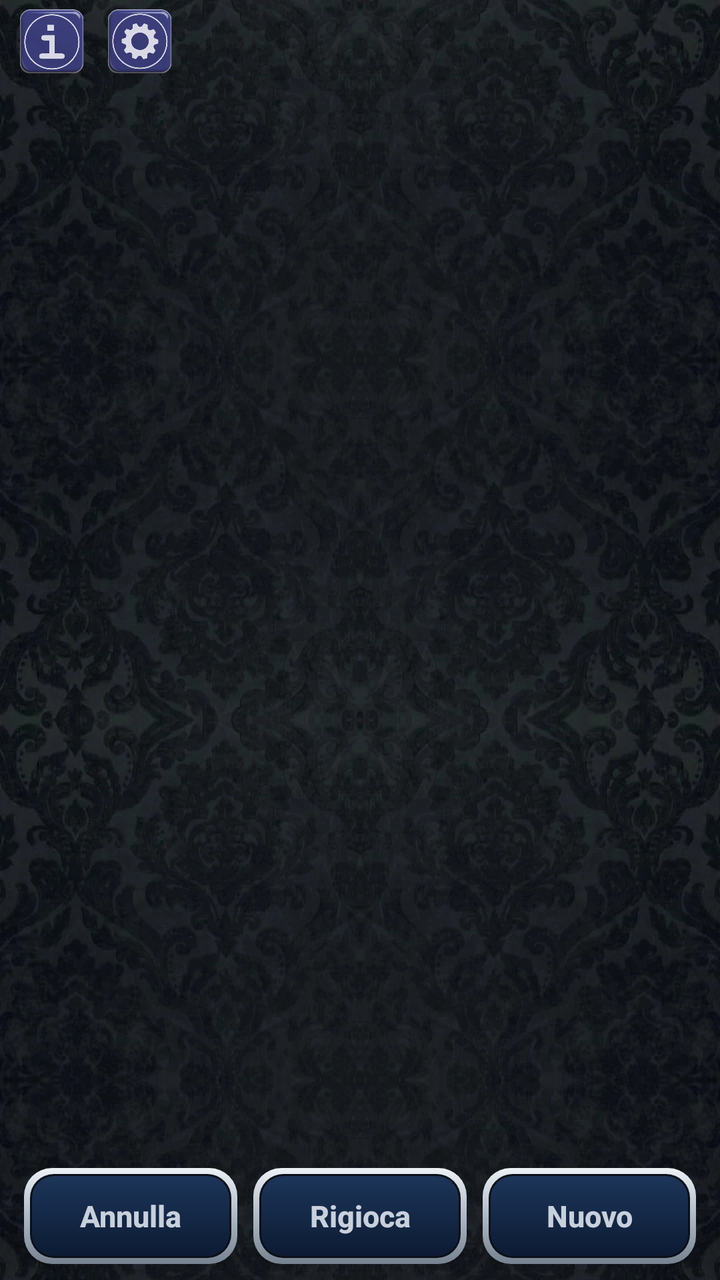
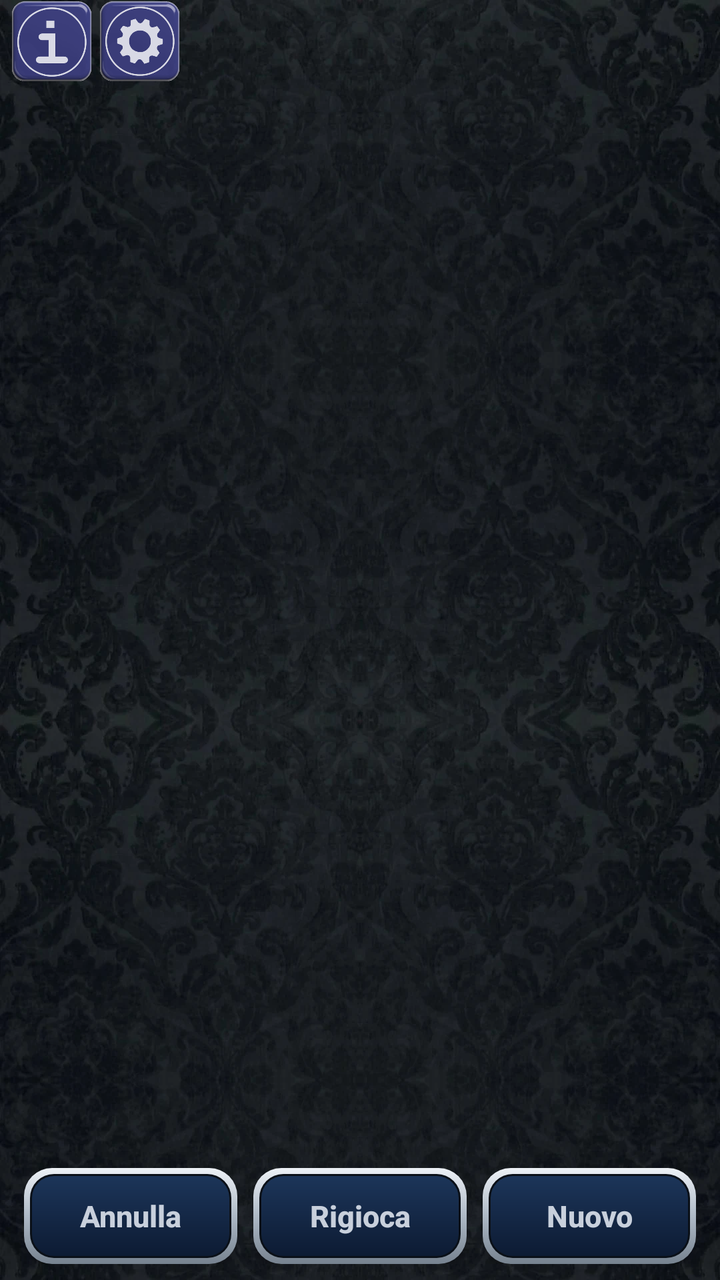

The first picture is an Android layout as it rendered before a commit; the second is the same layout after the commit. The layout source and the unified diff follow.
<!-- AndroidManifest.xml: application theme Theme.Scopa -->
<!-- res/layout/activity_klondike.xml -->
<?xml version="1.0" encoding="utf-8"?>
<androidx.constraintlayout.widget.ConstraintLayout
    xmlns:android="http://schemas.android.com/apk/res/android"
    xmlns:app="http://schemas.android.com/apk/res-auto"
    android:id="@+id/root"
    android:layout_width="match_parent"
    android:layout_height="match_parent"
    android:background="@drawable/bg_velvet">

    <ImageButton
        android:id="@+id/btnInfo"
        android:layout_width="44dp"
        android:layout_height="44dp"
        android:layout_marginStart="4dp"
        android:background="?attr/selectableItemBackgroundBorderless"
        android:contentDescription="@string/cd_info"
        android:padding="6dp"
        android:scaleType="fitCenter"
        android:src="@drawable/btn_info"
        app:layout_constraintBottom_toBottomOf="@id/txtStatus"
        app:layout_constraintStart_toStartOf="parent"
        app:layout_constraintTop_toTopOf="@id/txtStatus" />
    
    <ImageButton
        android:id="@+id/btnSettings"
        android:layout_width="44dp"
        android:layout_height="44dp"
        android:padding="6dp"
        android:background="?attr/selectableItemBackgroundBorderless"
        android:contentDescription="@string/cd_settings"
        android:scaleType="fitCenter"
        android:src="@drawable/btn_settings"
        app:layout_constraintBottom_toBottomOf="@id/txtStatus"
        app:layout_constraintTop_toTopOf="@id/txtStatus"
        app:layout_constraintStart_toEndOf="@id/btnInfo" />


    
    <TextView
        android:id="@+id/txtStatus"
        android:layout_width="0dp"
        android:layout_height="wrap_content"
        android:layout_marginTop="10dp"
        android:layout_marginBottom="4dp"
        android:ellipsize="end"
        android:gravity="center"
        android:maxLines="1"
        android:paddingStart="52dp"
        android:paddingEnd="52dp"
        android:textColor="@color/silver"
        android:textSize="15sp"
        app:layout_constraintEnd_toEndOf="parent"
        app:layout_constraintStart_toStartOf="parent"
        app:layout_constraintTop_toTopOf="parent" />

    <FrameLayout
        android:id="@+id/board"
        android:layout_width="match_parent"
        android:layout_height="0dp"
        app:layout_constraintBottom_toTopOf="@id/bottomBar"
        app:layout_constraintTop_toBottomOf="@id/txtStatus" />

    
    <androidx.appcompat.widget.AppCompatButton
        android:id="@+id/btnFinish"
        android:layout_width="wrap_content"
        android:layout_height="48dp"
        android:layout_marginBottom="14dp"
        android:background="@drawable/btn_cartiglio"
        android:paddingStart="26dp"
        android:paddingEnd="26dp"
        android:text="@string/kl_finish"
        android:textAllCaps="false"
        android:textColor="@color/gold"
        android:textSize="16sp"
        android:textStyle="bold"
        android:visibility="gone"
        app:layout_constraintBottom_toTopOf="@id/bottomBar"
        app:layout_constraintEnd_toEndOf="parent"
        app:layout_constraintStart_toStartOf="parent" />

    <LinearLayout
        android:id="@+id/bottomBar"
        android:layout_width="match_parent"
        android:layout_height="wrap_content"
        android:gravity="center"
        android:orientation="horizontal"
        android:paddingTop="6dp"
        android:paddingBottom="8dp"
        app:layout_constraintBottom_toBottomOf="parent">

        
        <androidx.appcompat.widget.AppCompatButton
            android:id="@+id/btnUndo"
            android:layout_width="0dp"
            android:layout_height="48dp"
            android:layout_marginStart="12dp"
            android:layout_marginEnd="4dp"
            android:layout_weight="1"
            android:background="@drawable/btn_cartiglio"
            android:maxLines="1"
            android:text="@string/kl_undo"
            android:textAllCaps="false"
            android:textColor="@color/silver"
            android:textStyle="bold"
            app:autoSizeTextType="uniform"
            app:autoSizeMinTextSize="11sp"
            app:autoSizeMaxTextSize="15sp"
            app:autoSizeStepGranularity="1sp" />

        <androidx.appcompat.widget.AppCompatButton
            android:id="@+id/btnRestart"
            android:layout_width="0dp"
            android:layout_height="48dp"
            android:layout_marginStart="4dp"
            android:layout_marginEnd="4dp"
            android:layout_weight="1"
            android:background="@drawable/btn_cartiglio"
            android:maxLines="1"
            android:text="@string/kl_restart"
            android:textAllCaps="false"
            android:textColor="@color/silver"
            android:textStyle="bold"
            app:autoSizeTextType="uniform"
            app:autoSizeMinTextSize="11sp"
            app:autoSizeMaxTextSize="15sp"
            app:autoSizeStepGranularity="1sp" />

        <androidx.appcompat.widget.AppCompatButton
            android:id="@+id/btnDeal"
            android:layout_width="0dp"
            android:layout_height="48dp"
            android:layout_marginStart="4dp"
            android:layout_marginEnd="12dp"
            android:layout_weight="1"
            android:background="@drawable/btn_cartiglio"
            android:maxLines="1"
            android:text="@string/kl_deal"
            android:textAllCaps="false"
            android:textColor="@color/silver"
            android:textStyle="bold"
            app:autoSizeTextType="uniform"
            app:autoSizeMinTextSize="11sp"
            app:autoSizeMaxTextSize="15sp"
            app:autoSizeStepGranularity="1sp" />

    </LinearLayout>
</androidx.constraintlayout.widget.ConstraintLayout>
<!-- resources referenced by this layout -->
<resources>
  <color name="gold">#E9C24C</color>
  <color name="silver">#C8D0DC</color>
  <!-- drawable bg_velvet (drawable) -->
  <?xml version="1.0" encoding="utf-8"?>
  <layer-list xmlns:android="http://schemas.android.com/apk/res/android">
      <item android:drawable="@color/velvet_base" />
      <item>
          <bitmap android:src="@drawable/velvet" android:tileMode="repeat" android:dither="true" />
      </item>
  </layer-list>
  <!-- drawable btn_cartiglio (drawable) -->
  <?xml version="1.0" encoding="utf-8"?>
  <layer-list xmlns:android="http://schemas.android.com/apk/res/android">
      
      <item>
          <shape android:shape="rectangle">
              <gradient android:angle="270"
                  android:startColor="#EDF1F6"
                  android:centerColor="#AEB9C6"
                  android:endColor="#76828F" />
              <corners android:radius="14dp" />
          </shape>
      </item>
      
      <item android:left="3dp" android:top="3dp" android:right="3dp" android:bottom="3dp">
          <shape android:shape="rectangle">
              <solid android:color="#0A1018" />
              <corners android:radius="12dp" />
          </shape>
      </item>
      
      <item android:left="4dp" android:top="4dp" android:right="4dp" android:bottom="4dp">
          <shape android:shape="rectangle">
              <gradient android:angle="270"
                  android:startColor="#1C3559"
                  android:endColor="#0D1B33" />
              <corners android:radius="11dp" />
          </shape>
      </item>
      
      <item android:left="7dp" android:top="7dp" android:right="7dp" android:bottom="7dp">
          <shape android:shape="rectangle">
              <solid android:color="@android:color/transparent" />
              <corners android:radius="8dp" />
              <padding android:left="12dp" android:top="4dp" android:right="12dp" android:bottom="4dp" />
          </shape>
      </item>
  </layer-list>
  <!-- drawable btn_info: webp bitmap (drawable-nodpi, 23628 bytes) -->
  <!-- drawable btn_settings: webp bitmap (drawable-nodpi, 32104 bytes) -->
  <string name="cd_info">Informazioni</string>
  <string name="cd_settings">Impostazioni</string>
  <string name="kl_deal">Nuovo</string>
  <string name="kl_finish">Completa</string>
  <string name="kl_restart">Rigioca</string>
  <string name="kl_undo">Annulla</string>
  <style name="Theme.Scopa" parent="Theme.MaterialComponents.DayNight.NoActionBar">
          <item name="colorPrimary">@color/navy_mid</item>
          <item name="colorPrimaryVariant">@color/navy_deep</item>
          <item name="colorOnPrimary">@color/celeste_light</item>
          <item name="colorSecondary">@color/gold</item>
          <item name="android:statusBarColor" tools:targetApi="l">@color/navy_deep</item>
          <item name="alertDialogTheme">@style/DarkAlertDialog</item>
          <item name="materialAlertDialogTheme">@style/DarkAlertDialog</item>
      </style>
  <color name="velvet_base">#0A1018</color>
  <!-- drawable velvet: webp bitmap (drawable-nodpi, 65120 bytes) -->
  <color name="navy_mid">#23477E</color>
  <color name="navy_deep">#0C1626</color>
  <color name="celeste_light">#D7EAF6</color>
  <style name="DarkAlertDialog" parent="Theme.MaterialComponents.Dialog.Alert">
          <item name="colorSurface">@color/navy</item>
          <item name="android:colorBackground">@color/navy</item>
          <item name="colorOnSurface">@color/silver</item>
          <item name="android:textColorPrimary">@color/silver</item>
          <item name="android:textColorSecondary">@color/silver</item>
          <item name="colorPrimary">@color/silver</item>
      </style>
  <color name="navy">#14294A</color>
</resources>

<!-- the commit's change to res/layout/activity_klondike.xml (unified diff, before → after) -->
@@ -14,7 +14,7 @@
         android:layout_marginStart="4dp"
         android:background="?attr/selectableItemBackgroundBorderless"
         android:contentDescription="@string/cd_info"
-        android:padding="6dp"
+        android:padding="2dp"
         android:scaleType="fitCenter"
         android:src="@drawable/btn_info"
         app:layout_constraintBottom_toBottomOf="@id/txtStatus"
@@ -25,7 +25,7 @@
         android:id="@+id/btnSettings"
         android:layout_width="44dp"
         android:layout_height="44dp"
-        android:padding="6dp"
+        android:padding="2dp"
         android:background="?attr/selectableItemBackgroundBorderless"
         android:contentDescription="@string/cd_settings"
         android:scaleType="fitCenter"
